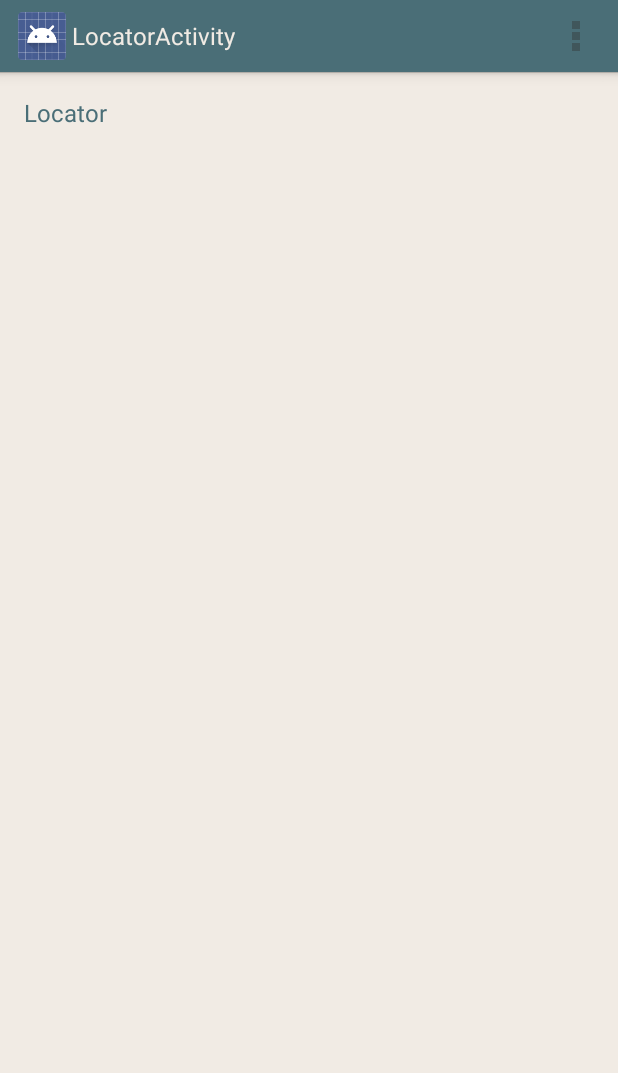
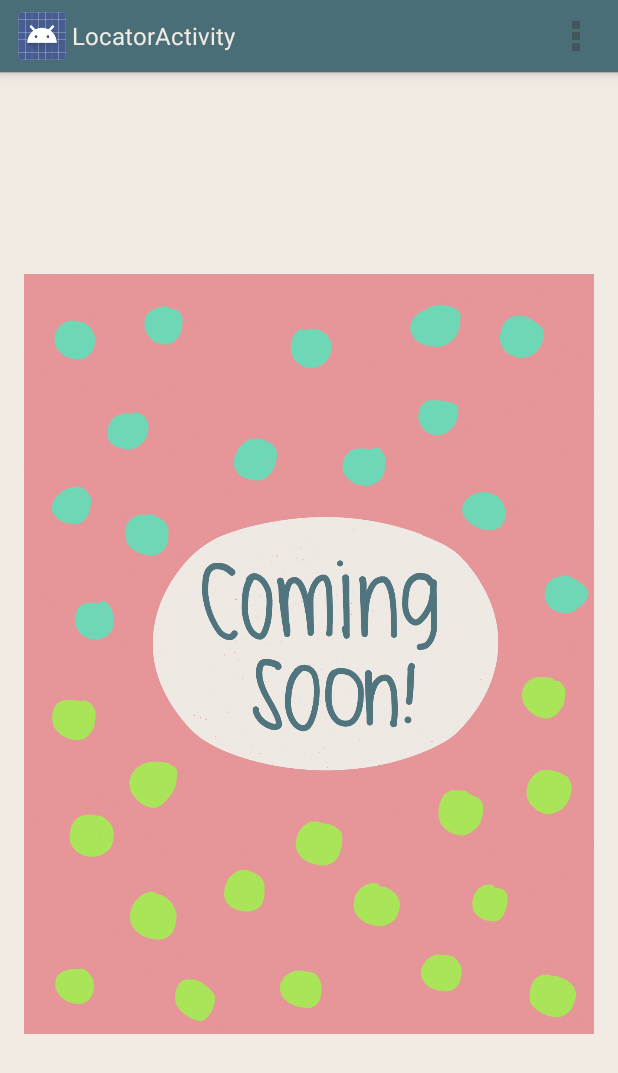
Before and after one commit to shireenwarrier/seeds, an Android app: the LocatorActivity screen opened directly, with no data from a screen before it, on a phone screen of 412 x 824 dp. Shown: the top 1073 px of the screen. Run offline under Robolectric (Android 15) with nearby library versions, the phone set to English and light mode, and no system bars.

Commit message:
coming soon for locator

```diff
--- a/seeds/app/src/main/res/layout/activity_locator.xml
+++ b/seeds/app/src/main/res/layout/activity_locator.xml
@@ -1,12 +1,20 @@
 <RelativeLayout xmlns:android="http://schemas.android.com/apk/res/android"
-    xmlns:tools="http://schemas.android.com/tools" android:layout_width="match_parent"
-    android:layout_height="match_parent" android:paddingLeft="@dimen/activity_horizontal_margin"
+    xmlns:tools="http://schemas.android.com/tools" android:layout_width="wrap_content"
+    android:layout_height="wrap_content" android:paddingLeft="@dimen/activity_horizontal_margin"
     android:paddingRight="@dimen/activity_horizontal_margin"
     android:paddingTop="@dimen/activity_vertical_margin"
     android:paddingBottom="@dimen/activity_vertical_margin"
     tools:context="com.example.navigationdrawerexample.LocatorActivity">
 
-    <TextView android:text="Locator" android:layout_width="wrap_content"
-        android:layout_height="wrap_content" />
+    <ImageView
+        android:src="@drawable/comingsoon"
+        android:layout_width="wrap_content"
+        android:layout_height="wrap_content"
+        android:id="@+id/imageView3"
+        android:layout_alignParentLeft="true"
+        android:layout_alignParentStart="true"
+        android:layout_alignParentTop="true"
+        android:layout_alignParentRight="true"
+        android:layout_alignParentEnd="true" />
 
 </RelativeLayout>
```
Also changed, not shown: seeds/app/src/main/res/drawable-hdpi/comingsoon.png (added), seeds/app/src/main/res/drawable-mdpi/comingsoon.png (added), seeds/app/src/main/res/drawable-xhdpi/comingsoon.png (added), seeds/app/src/main/res/drawable-xxhdpi/comingsoon.png (added), seeds/app/src/main/res/drawable-xxxhdpi/comingsoon.png (added).
